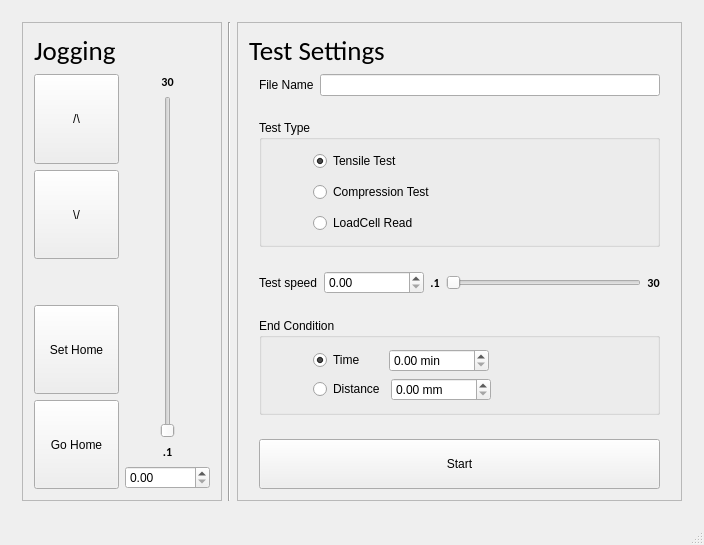
Qt form freeLoader/mainwindow.ui (CreativeMachinesLab/freeLoader) before a commit.
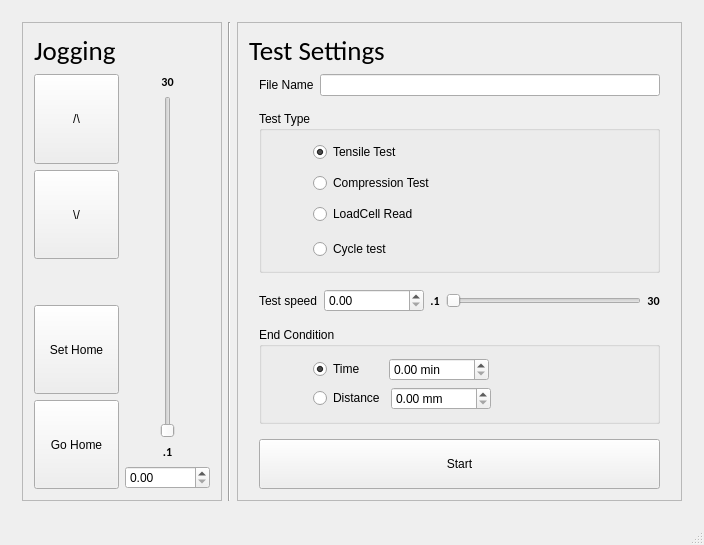
The same form after that commit.

Patch:
```diff
--- a/freeLoader/mainwindow.ui
+++ b/freeLoader/mainwindow.ui
@@ -434,6 +434,26 @@
                       </property>
                      </widget>
                     </item>
+                    <item>
+                     <spacer name="verticalSpacer_11">
+                      <property name="orientation">
+                       <enum>Qt::Vertical</enum>
+                      </property>
+                      <property name="sizeHint" stdset="0">
+                       <size>
+                        <width>20</width>
+                        <height>40</height>
+                       </size>
+                      </property>
+                     </spacer>
+                    </item>
+                    <item>
+                     <widget class="QRadioButton" name="cycleRadioButton">
+                      <property name="text">
+                       <string>Cycle test</string>
+                      </property>
+                     </widget>
+                    </item>
                    </layout>
                   </item>
                  </layout>
```
